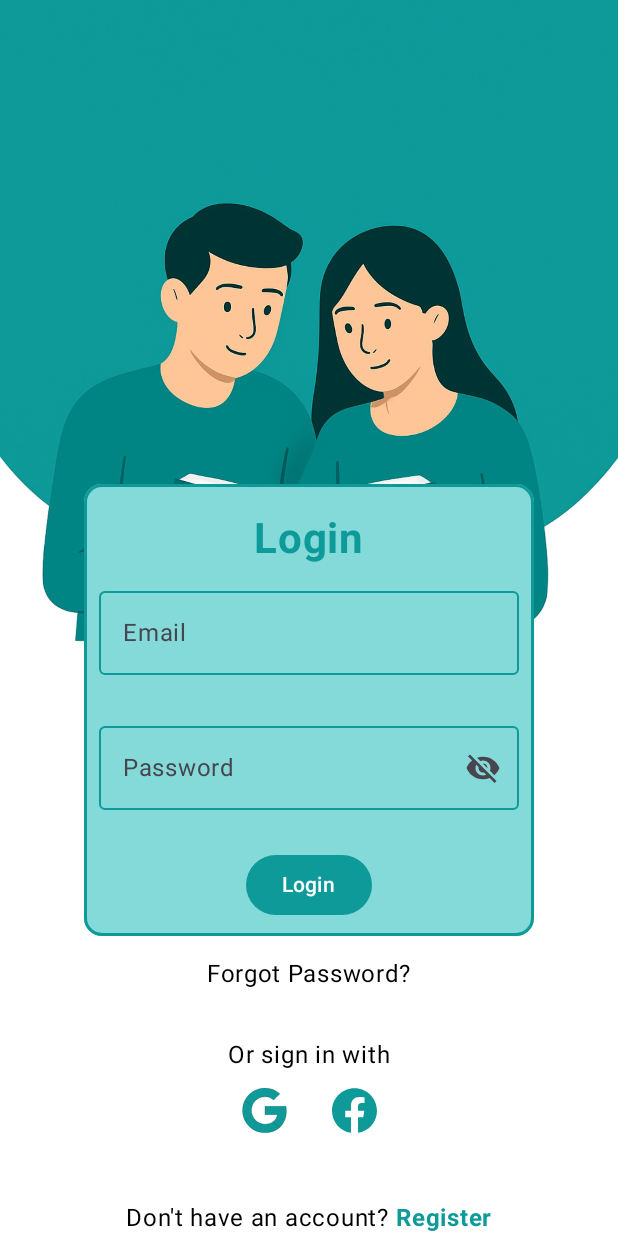
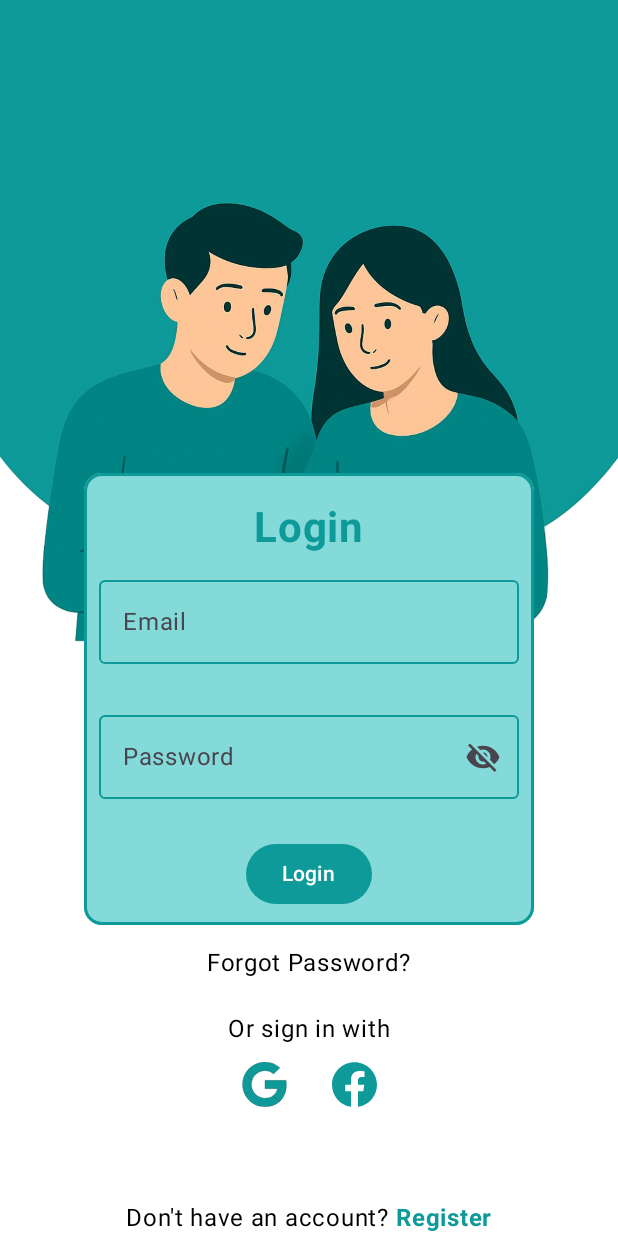
Before and after one commit to IcyHot10/CoReader, an Android app built with Jetpack Compose: the screen it shows after launch (MainActivity), on a phone screen of 412 x 824 dp. Run offline under Robolectric (Android 15) with nearby library versions, the phone set to English and light mode, and no system bars.

Commit message:
Navigation stack fix and UI appearance changes

```diff
--- a/app/src/main/java/com/example/coreader/LoginScreen.kt
+++ b/app/src/main/java/com/example/coreader/LoginScreen.kt
@@ -78,13 +78,13 @@ fun LoginScreen(routeToLibrary : () -> Unit){
     Box(modifier = Modifier.background(MaterialTheme.colorScheme.tertiary)){
         Image(painter = painterResource(R.drawable.invis_background), contentDescription = null, contentScale = ContentScale.FillWidth, modifier = Modifier.fillMaxSize(), alignment = Alignment.TopCenter)
         Column(modifier = Modifier.fillMaxSize(), verticalArrangement = Arrangement.Center, horizontalAlignment = Alignment.CenterHorizontally) {
-            Spacer(modifier = Modifier.height(if (isLogin) 250.dp else 200.dp))
+            Spacer(modifier = Modifier.height(if (isLogin) 225.dp else 175.dp))
             if (isLogin) LoginCard(login = routeToLibrary) else RegisterCard( register = routeToLibrary)
             if (isLogin) {
                 Spacer(modifier = Modifier.height(10.dp))
                 Text("Forgot Password?", modifier = Modifier.clickable {}, color = MaterialTheme.colorScheme.onTertiary)
             }
-            Spacer(modifier = Modifier.height(30.dp))
+            Spacer(modifier = Modifier.height(20.dp))
             Text("Or sign in with", color = MaterialTheme.colorScheme.onTertiary)
             Spacer(modifier = Modifier.height(10.dp))
             Row(horizontalArrangement = Arrangement.SpaceEvenly, modifier = Modifier.width(150.dp)) {
--- a/app/src/main/java/com/example/coreader/MainActivity.kt
+++ b/app/src/main/java/com/example/coreader/MainActivity.kt
@@ -34,8 +34,12 @@ fun AppNavigation(){
     val navController = rememberNavController()
 
     NavHost(navController = navController, startDestination = "login") {
-        composable("login") { LoginScreen(routeToLibrary = {navController.navigate("library")}) }
-        composable("library") { LibraryScreen(routeToLogin = {navController.navigate("login")}, routeToBook = {navController.navigate("book")}) }
+        composable("login") { LoginScreen(routeToLibrary = {navController.navigate("library"){
+            popUpTo("login") { inclusive = true }
+        } }) }
+        composable("library") { LibraryScreen(routeToLogin = {navController.navigate("login"){
+            popUpTo("library") { inclusive = true }
+        } }, routeToBook = {navController.navigate("book")}) }
         composable("book") { BookScreen(routeToLibrary = {navController.navigate("library")}) }
     }
 }
--- a/app/src/main/java/com/example/coreader/ui/theme/Theme.kt
+++ b/app/src/main/java/com/example/coreader/ui/theme/Theme.kt
@@ -21,7 +21,11 @@ private val DarkColorScheme = darkColorScheme(
     onSurfaceVariant = Color.DarkGray,
     onSurface = Color.Black,
     onPrimary = Color.Black,
-    onTertiary = White
+    onTertiary = White,
+    onError = Color.Red,
+    onErrorContainer = Color.Red,
+    error = Color.Red,
+    errorContainer = Color.Red
 )
 
 private val LightColorScheme = lightColorScheme(
```
